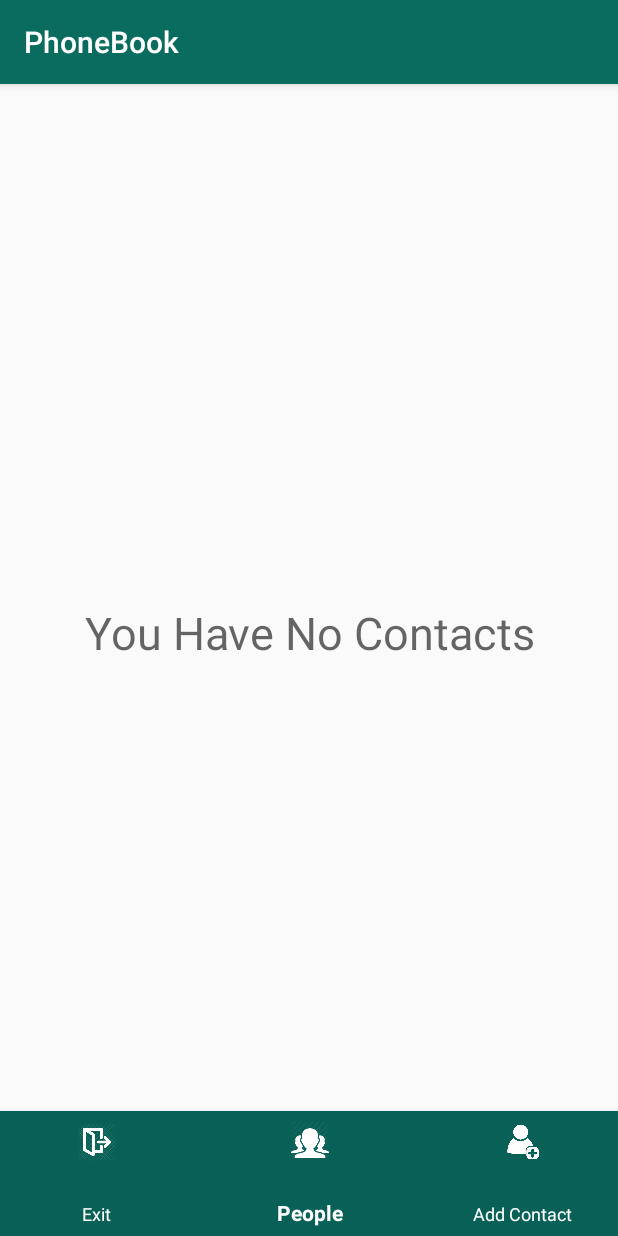
After one commit to julia-commits/PhoneBook, an Android app: the ContactsFragment screen opened directly, with no data from a screen before it, on a phone screen of 412 x 824 dp. The commit adds this screen. Run offline under Robolectric (Android 15) with nearby library versions, the phone set to English and light mode, and no system bars.

Commit message:
fragments added

```diff
--- a/app/build.gradle
+++ b/app/build.gradle
@@ -28,7 +28,9 @@ dependencies {
 
     implementation 'androidx.appcompat:appcompat:1.1.0'
     implementation 'androidx.constraintlayout:constraintlayout:1.1.3'
+    implementation 'androidx.legacy:legacy-support-v4:1.0.0'
     testImplementation 'junit:junit:4.12'
     androidTestImplementation 'androidx.test.ext:junit:1.1.1'
     androidTestImplementation 'androidx.test.espresso:espresso-core:3.2.0'
+    implementation 'com.google.android.material:material:1.1.0'
 }
--- a/app/src/main/AndroidManifest.xml
+++ b/app/src/main/AndroidManifest.xml
@@ -4,12 +4,13 @@
 
     <application
         android:allowBackup="true"
-        android:icon="@mipmap/ic_launcher"
+        android:icon="@drawable/contact"
         android:label="@string/app_name"
         android:roundIcon="@mipmap/ic_launcher_round"
         android:supportsRtl="true"
         android:theme="@style/AppTheme">
-        <activity android:name=".SplashActivity">
+        <activity android:name=".SplashActivity"
+            android:theme="@style/Theme.AppCompat.Light.NoActionBar">
             <intent-filter>
                 <action android:name="android.intent.action.MAIN" />
 
--- /dev/null
+++ b/app/src/main/java/com/example/phonebook/AddNewFragment.java
@@ -0,0 +1,28 @@
+package com.example.phonebook;
+
+import android.os.Bundle;
+
+import androidx.fragment.app.Fragment;
+
+import android.view.LayoutInflater;
+import android.view.View;
+import android.view.ViewGroup;
+
+
+/**
+ * A simple {@link Fragment} subclass.
+ */
+public class AddNewFragment extends Fragment {
+
+    public AddNewFragment() {
+        // Required empty public constructor
+    }
+
+
+    @Override
+    public View onCreateView(LayoutInflater inflater, ViewGroup container,
+                             Bundle savedInstanceState) {
+        // Inflate the layout for this fragment
+        return inflater.inflate(R.layout.fragment_add_new, container, false);
+    }
+}
--- /dev/null
+++ b/app/src/main/java/com/example/phonebook/ContactsFragment.java
@@ -0,0 +1,28 @@
+package com.example.phonebook;
+
+import android.os.Bundle;
+
+import androidx.fragment.app.Fragment;
+
+import android.view.LayoutInflater;
+import android.view.View;
+import android.view.ViewGroup;
+
+
+/**
+ * A simple {@link Fragment} subclass.
+ */
+public class ContactsFragment extends Fragment {
+
+    public ContactsFragment() {
+        // Required empty public constructor
+    }
+
+
+    @Override
+    public View onCreateView(LayoutInflater inflater, ViewGroup container,
+                             Bundle savedInstanceState) {
+        // Inflate the layout for this fragment
+        return inflater.inflate(R.layout.fragment_contacts, container, false);
+    }
+}
--- a/app/src/main/java/com/example/phonebook/MainActivity.java
+++ b/app/src/main/java/com/example/phonebook/MainActivity.java
@@ -1,14 +1,66 @@
 package com.example.phonebook;
 
+import androidx.annotation.NonNull;
 import androidx.appcompat.app.AppCompatActivity;
+import androidx.fragment.app.Fragment;
+import androidx.fragment.app.FragmentTransaction;
 
 import android.os.Bundle;
+import android.view.MenuItem;
+import android.widget.FrameLayout;
+
+import com.google.android.material.bottomnavigation.BottomNavigationView;
 
 public class MainActivity extends AppCompatActivity {
+
+    //instances of fragments
+    private ContactsFragment contactsFragment;
+    private AddNewFragment addNewFragment;
 
     @Override
     protected void onCreate(Bundle savedInstanceState) {
         super.onCreate(savedInstanceState);
         setContentView(R.layout.activity_main);
+
+        //initializing our fragments
+        contactsFragment = new ContactsFragment();
+        addNewFragment = new AddNewFragment();
+
+        FrameLayout frameLayout = findViewById(R.id.fragment_container);
+        BottomNavigationView navigation = findViewById(R.id.bottomNavigationView);
+
+        navigation.setOnNavigationItemSelectedListener(new BottomNavigationView.OnNavigationItemSelectedListener() {
+            @Override
+            public boolean onNavigationItemSelected(@NonNull MenuItem item) {
+
+                //switch statement goes here
+                switch (item.getItemId()) {
+                    case R.id.people:
+                        InitializeFragment(contactsFragment);
+                        return true;
+
+                    case R.id.add:
+                        InitializeFragment(addNewFragment);
+                        return true;
+
+                    case R.id.exit:
+                        System.exit(0);
+                        return true;
+                }
+                return false;
+            }
+
+        });
+
+        if (savedInstanceState == null) {
+            navigation.setSelectedItemId(R.id.people);   //setting people fragment as default
+        }
+    }
+
+    private void InitializeFragment(Fragment fragment) {
+        //bringing in our fragment transactions
+        FragmentTransaction fragmentTransaction = getSupportFragmentManager().beginTransaction();
+        fragmentTransaction.replace(R.id.fragment_container, fragment); //replacing the framelayout with fragment
+        fragmentTransaction.commit();   //save changes
     }
 }
--- a/app/src/main/java/com/example/phonebook/SplashActivity.java
+++ b/app/src/main/java/com/example/phonebook/SplashActivity.java
@@ -11,7 +11,7 @@ import android.widget.ImageView;
 import androidx.appcompat.app.AppCompatActivity;
 
 public class SplashActivity extends AppCompatActivity {
-    private static int splash_timeout = 3000;
+    private static int splash_timeout = 8000;
 
     @Override
     protected void onCreate(Bundle savedInstanceState) {
--- a/app/src/main/res/layout/activity_main.xml
+++ b/app/src/main/res/layout/activity_main.xml
@@ -6,13 +6,28 @@
     android:layout_height="match_parent"
     tools:context=".MainActivity">
 
-    <TextView
-        android:layout_width="wrap_content"
-        android:layout_height="wrap_content"
-        android:text="Hello World!"
+
+    <com.google.android.material.bottomnavigation.BottomNavigationView
+        android:id="@+id/bottomNavigationView"
+        android:layout_width="425dp"
+        android:layout_height="83dp"
+        android:background="#086057"
         app:layout_constraintBottom_toBottomOf="parent"
+        app:layout_constraintEnd_toEndOf="parent"
+        app:layout_constraintStart_toStartOf="parent"
+        app:menu="@menu/navmenu"
+        app:itemIconSize="25dp"
+        app:itemIconTint="@android:color/white"
+        app:itemTextColor="@android:color/white"/>
+
+    <FrameLayout
+        android:id="@+id/fragment_container"
+        android:layout_width="0dp"
+        android:layout_height="0dp"
+        app:layout_constraintTop_toTopOf="parent"
+        app:layout_constraintBottom_toTopOf="@+id/bottomNavigationView"
         app:layout_constraintLeft_toLeftOf="parent"
-        app:layout_constraintRight_toRightOf="parent"
-        app:layout_constraintTop_toTopOf="parent" />
+        app:layout_constraintRight_toRightOf="parent"/>
+
 
 </androidx.constraintlayout.widget.ConstraintLayout>
--- /dev/null
+++ b/app/src/main/res/layout/fragment_contacts.xml
@@ -0,0 +1,20 @@
+<?xml version="1.0" encoding="utf-8"?>
+<FrameLayout xmlns:android="http://schemas.android.com/apk/res/android"
+    xmlns:tools="http://schemas.android.com/tools"
+    android:layout_width="match_parent"
+    android:layout_height="match_parent"
+    tools:context=".ContactsFragment">
+
+    <!-- TODO: Update blank fragment layout -->
+    <TextView
+        android:id="@+id/blank1"
+        android:layout_width="match_parent"
+        android:layout_height="match_parent"
+        android:layout_marginTop="345dp"
+        android:layout_marginBottom="284dp"
+        android:hint="@string/blank"
+        android:textSize="30sp"
+        android:textAlignment="center"/>
+
+
+</FrameLayout>
--- /dev/null
+++ b/app/src/main/res/menu/navmenu.xml
@@ -0,0 +1,21 @@
+<?xml version="1.0" encoding="utf-8"?>
+<menu xmlns:android="http://schemas.android.com/apk/res/android">
+
+
+    <item
+        android:id="@+id/exit"
+        android:icon="@drawable/exit"
+        android:title="@string/exit"/>
+
+    <item
+        android:id="@+id/people"
+        android:icon="@drawable/people"
+        android:title="@string/people"/>
+
+    <item
+        android:id="@+id/add"
+        android:icon="@drawable/add2"
+        android:title="@string/add"
+        />
+
+</menu>
--- a/app/src/main/res/values/strings.xml
+++ b/app/src/main/res/values/strings.xml
@@ -1,3 +1,11 @@
 <resources>
     <string name="app_name">PhoneBook</string>
+    <string name="blank">You Have No Contacts</string>
+    <string name="add">Add Contact</string>
+    <string name="people">People</string>
+    <string name="exit">Exit</string>
+
+
+    <!-- TODO: Remove or change this placeholder text -->
+    <string name="hello_blank_fragment">Hello blank fragment</string>
 </resources>
--- a/app/src/main/res/values/styles.xml
+++ b/app/src/main/res/values/styles.xml
@@ -1,10 +1,10 @@
 <resources>
 
     <!-- Base application theme. -->
-    <style name="AppTheme" parent="Theme.AppCompat.Light.NoActionBar">
+    <style name="AppTheme" parent="Theme.AppCompat.Light.DarkActionBar">
         <!-- Customize your theme here. -->
-        <item name="colorPrimary">@color/colorPrimary</item>
-        <item name="colorPrimaryDark">@color/colorPrimaryDark</item>
+        <item name="colorPrimary">#096C5F</item>
+        <item name="colorPrimaryDark">#086057</item>
         <item name="colorAccent">@color/colorAccent</item>
     </style>
 
```
Also changed, not shown: app/src/main/res/layout/fragment_add_new.xml (added, +19 -0 lines), app/src/main/res/layout/splash_screen.xml (+3 -5 lines), app/src/main/res/drawable-v24/add2.png (added), app/src/main/res/drawable-v24/contactcard.png (added), app/src/main/res/drawable-v24/exit.webp (added), app/src/main/res/drawable-v24/people.webp (added).
